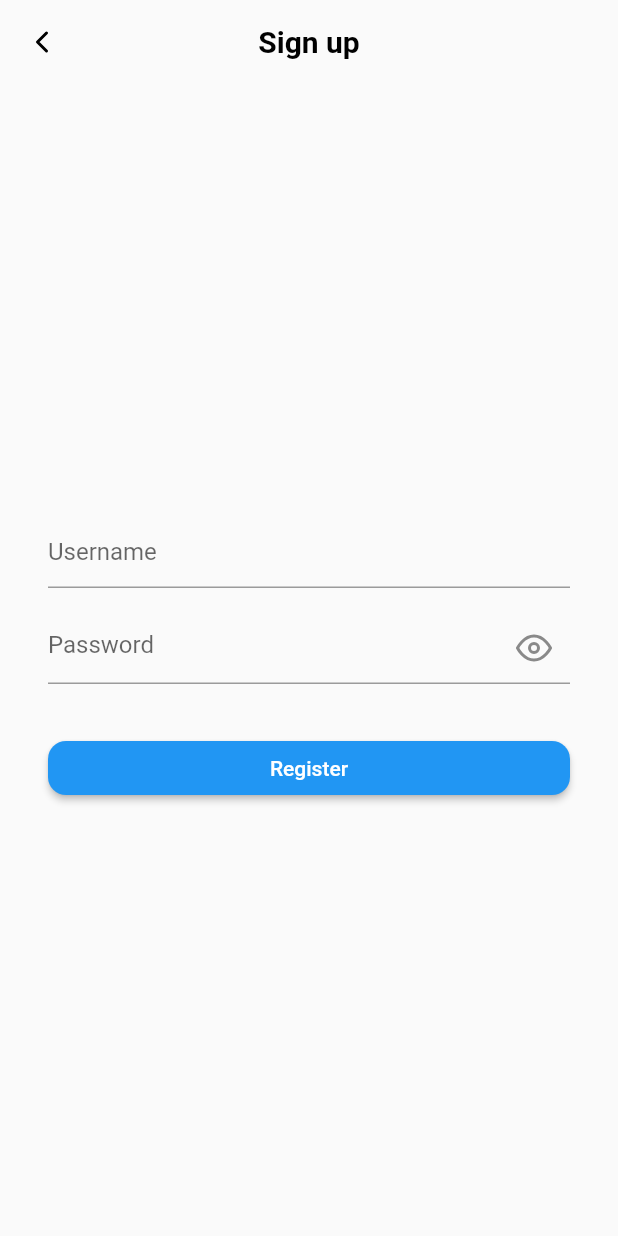
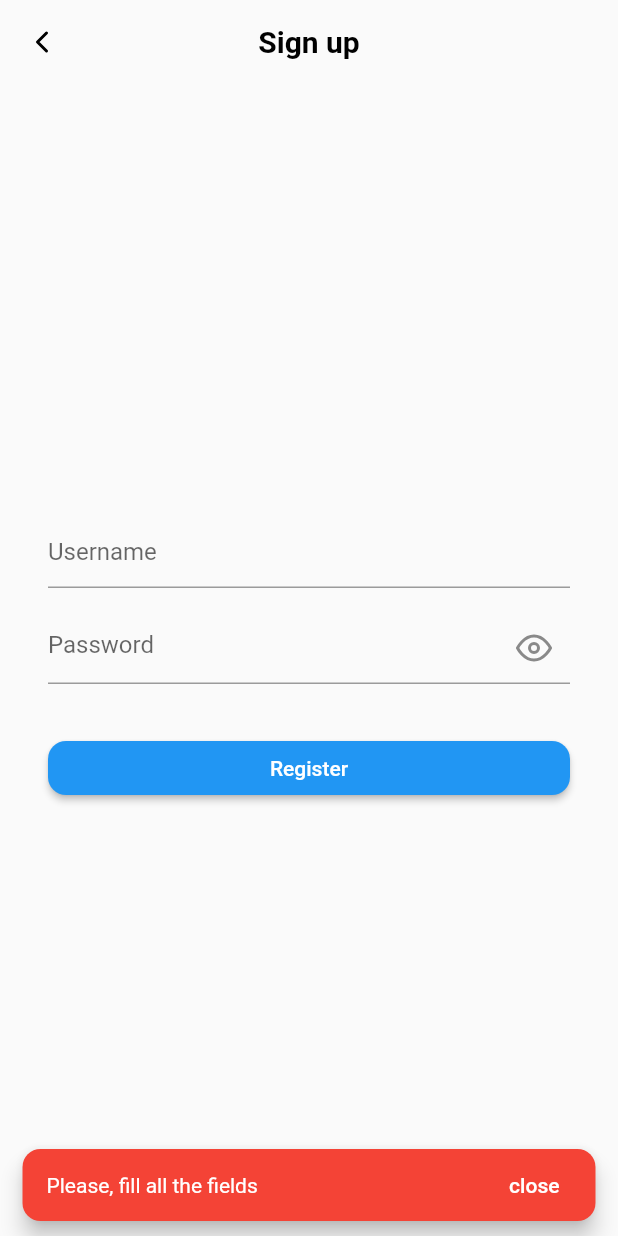
Before and after one commit to leopi99/photoSync_app, a Flutter app: the SignUpPage widget shown alone on an empty page, opened directly with empty values, after a tap on "Register", on a phone screen of 412 x 824 dp. Run offline on Flutter 3.47's test engine with Material 2 defaults, Android fonts, the phone set to English and light mode, and no system bars; our stand-ins replace cached_network_image, dio, flutter_feather_icons, flutter_svg, google_nav_bar, photo_view and 2 more; missing offline and left inert: filesize, flutter_statusbarcolor_ns, photo_manager, storage_wrapper; accounts and stored records are empty.

```diff
--- a/lib/bloc/auth_bloc.dart
+++ b/lib/bloc/auth_bloc.dart
@@ -22,6 +22,7 @@ class AuthBloc extends BlocBase {
   //
 
   User? _currentUser;
+
   User? get currentUser => _currentUser;
 
   //
@@ -29,7 +30,9 @@ class AuthBloc extends BlocBase {
   //
 
   late BehaviorSubject<bool> _hidePasswordSubject;
+
   Stream<bool> get hidePassword => _hidePasswordSubject.stream;
+
   void changeHidePassword() =>
       _hidePasswordSubject.add(!_hidePasswordSubject.value);
 
@@ -85,6 +88,34 @@ class AuthBloc extends BlocBase {
     await AppBloc.checkSession();
   }
 
+  Future<void> register(String username, String password) async {
+    if (password.isEmpty || username.isEmpty) {
+      _showError(title: "Please, fill all the fields");
+      return;
+    }
+
+    dynamic data;
+    changeLoading(true);
+    try {
+      data = await ObjectRepository().register(username, password);
+    } catch (e) {
+      print('Error $e');
+      _showError(title: 'Signup error');
+      SharedManager().logout();
+      changeLoading(false);
+      return;
+    }
+
+    //Error handling, logout if the password was not changed from the app (TODO:)
+    if (data == null || data['error'] != null) {
+      changeLoading(false);
+      _showError(title: data['description'] ?? '');
+      return;
+    }
+
+    await login(username, password);
+  }
+
   ///Shows the error snackBar
   void _showError({String title = "Error"}) {
     SnackBar _snack = SnackBar(
--- a/lib/repository/interfaces/objects_repository_interface.dart
+++ b/lib/repository/interfaces/objects_repository_interface.dart
@@ -6,4 +6,5 @@ abstract class ObectsRepositoryInterface {
   Future<dynamic> getVideos(String userID);
   Future<dynamic> addPicture(RawObject object);
   Future<dynamic> login(String username, String password);
+  Future<dynamic> register(String username, String password);
 }
--- a/lib/screens/sign_up_page/sign_up_page.dart
+++ b/lib/screens/sign_up_page/sign_up_page.dart
@@ -65,7 +65,7 @@ class SignUpPage extends StatelessWidget {
               children: [
                 Expanded(
                   child: SyncElevatedButton(
-                    onPressed: () {},
+                    onPressed: () async => bloc.register(_usernameController.text, _passwordController.text),
                     buttonText: 'Register',
                   ),
                 ),
```
Also changed, not shown: lib/repository/object_repository.dart (+12 -0 lines).
